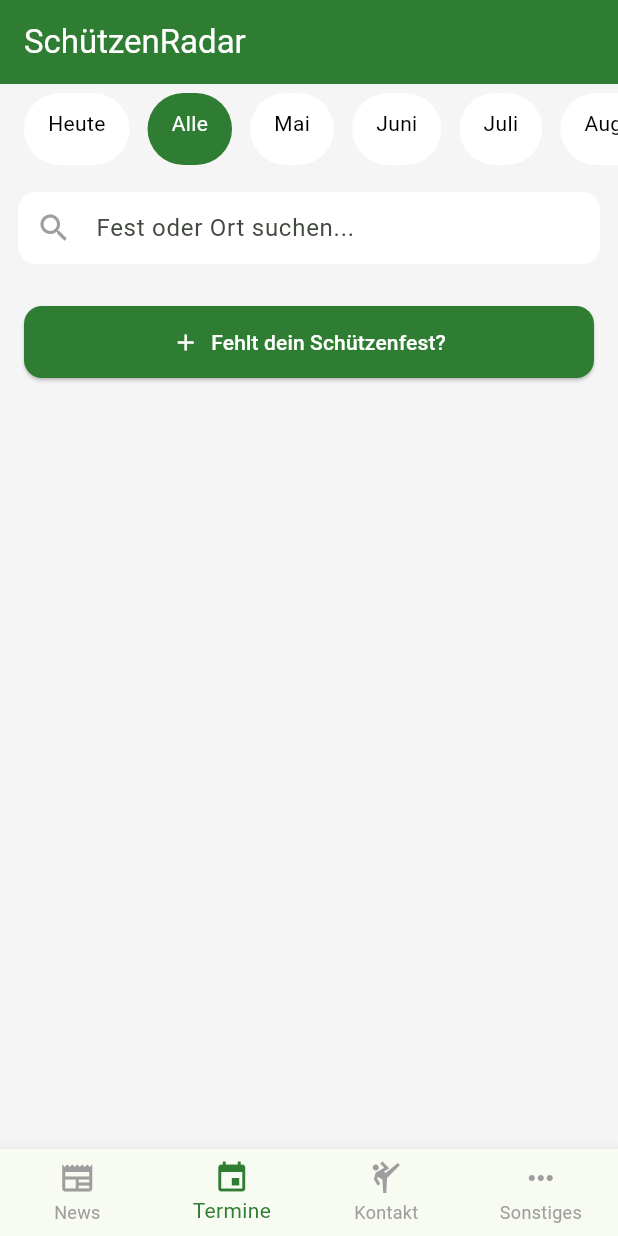
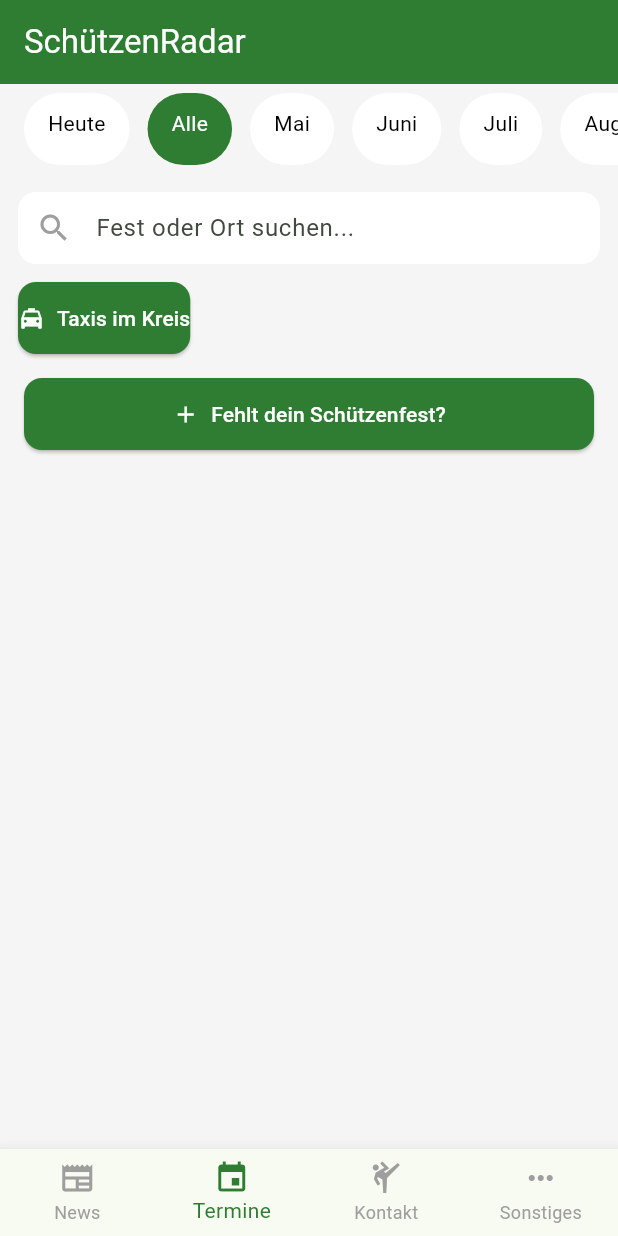
Before and after one commit to Sascha22091994/schuetzenradar-app, a Flutter app: the screen it shows after launch, on a phone screen of 412 x 824 dp. Run offline on Flutter 3.47's test engine with Material 3 defaults, Android fonts, the phone set to English and light mode, and no system bars; our stand-ins replace cloud_firestore, firebase_core, shared_preferences; accounts and stored records are empty.

Commit message:
taxi info

```diff
--- a/lib/screens/home_screen.dart
+++ b/lib/screens/home_screen.dart
@@ -7,6 +7,8 @@
 import '../services/email_service.dart';
 import '../services/favorite_service.dart';
 import '../services/admin_service.dart';
+import '../screens/taxi_screen.dart';
+
 
 class HomeScreen extends StatefulWidget {
   const HomeScreen({super.key});
@@ -158,6 +160,28 @@
                 ),
               ),
 
+
+//--------------------------------------------------
+// ✅ TAXI BUTTON (NEU)
+ //--------------------------------------------------
+Padding(
+  padding: const EdgeInsets.symmetric(horizontal: 12),
+  child: Align(
+    alignment: Alignment.centerLeft,
+    child: ElevatedButton.icon(
+      onPressed: () {
+        Navigator.push(
+          context,
+          MaterialPageRoute(
+            builder: (_) => const TaxiScreen(),
+          ),
+        );
+      },
+      icon: const Icon(Icons.local_taxi),
+      label: const Text("Taxis im Kreis"),
+    ),
+  ),
+),
               //--------------------------------------------------
               // LISTE
               //--------------------------------------------------
```
Also changed, not shown: lib/screens/taxi_screen.dart (added, +36 -0 lines).
